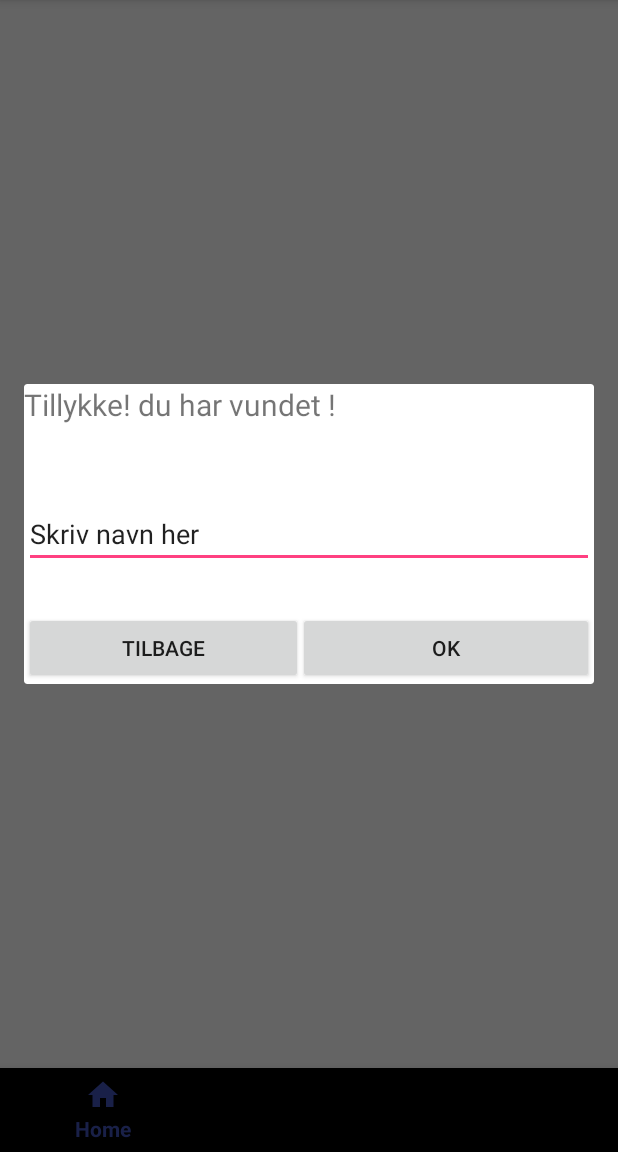
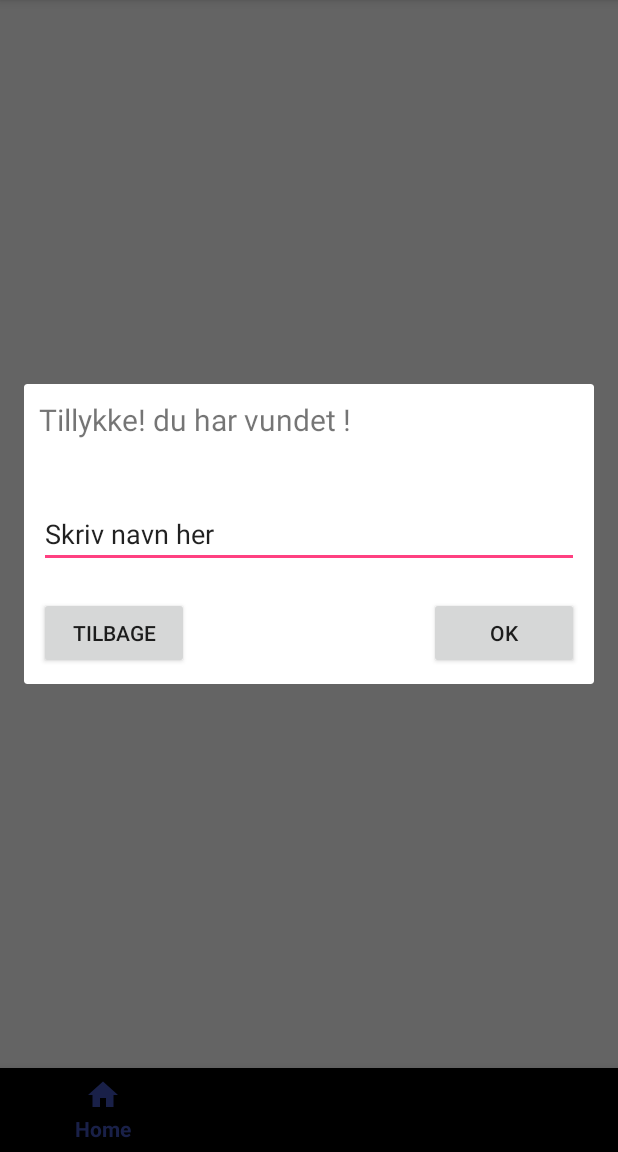
Before and after one commit to alkj/galge, an Android app: the fragment Dialog placed in its activity, on a phone screen of 412 x 824 dp, the part 84-1236 px from its top. Run offline under Robolectric (Android 15) with nearby library versions, the phone set to English and light mode, and no system bars; network calls fail.

Commit message:
Dialog virker highscore bliver sendt og modtaget

```diff
--- a/app/src/main/java/com/example/admin/galge/Dialog.java
+++ b/app/src/main/java/com/example/admin/galge/Dialog.java
@@ -1,19 +1,22 @@
 package com.example.admin.galge;
 
 import android.content.DialogInterface;
+import android.content.Context;
 import android.os.Bundle;
 import android.support.annotation.NonNull;
 import android.support.annotation.Nullable;
+
 import android.support.v4.app.DialogFragment;
-import android.support.v4.app.Fragment;
 import android.view.LayoutInflater;
 import android.view.View;
 import android.view.ViewGroup;
 import android.widget.Button;
 import android.widget.EditText;
+import android.widget.TextView;
 
 public class Dialog extends DialogFragment implements View.OnClickListener {
-    private String TAG = "Dialog";
+
+    private static final String TAG = "Dialog";
 
     public OnInputSelected onInputSelected;
 
@@ -21,24 +24,21 @@ public class Dialog extends DialogFragment implements View.OnClickListener {
         void sendInput(String input);
     }
 
-    private EditText editTextInputDialog;
+    public EditText editTextInputDialog;
     private Button buttonOKDialog, buttonBackDialog;
 
     @Nullable
     @Override
     public View onCreateView(@NonNull LayoutInflater inflater, @Nullable ViewGroup container, @Nullable Bundle savedInstanceState) {
 
-        //View view = super.onInflate(inflater, container, savedInstanceState);
-
         View view = inflater.inflate(R.layout.dialog, container, false);
 
-        editTextInputDialog = (EditText) view.findViewById(R.id.editTextDialogName);
-        buttonOKDialog = (Button) view.findViewById(R.id.buttonDialogOK);
-        buttonBackDialog = (Button) view.findViewById(R.id.buttonDialogBack);
+        editTextInputDialog = view.findViewById(R.id.editTextDialogName);
+        buttonOKDialog = view.findViewById(R.id.buttonDialogOK);
+        buttonBackDialog = view.findViewById(R.id.buttonDialogBack);
 
         buttonOKDialog.setOnClickListener(this);
         buttonBackDialog.setOnClickListener(this);
-
 
         return view;
     }
@@ -49,10 +49,11 @@ public class Dialog extends DialogFragment implements View.OnClickListener {
 
         if (v == buttonOKDialog) {
             if (!editTextInputDialog.equals("")) {
-                Play play = (Play) getActivity().getSupportFragmentManager().findFragmentByTag("play");
-                play.setWinnerName(editTextInputDialog.getText().toString());
+                Play play = (Play) getActivity().getSupportFragmentManager().findFragmentById(R.id.fragment_container);
+                String input = editTextInputDialog.getText().toString();
+                play.sendInput(input);
+                getDialog().dismiss();
             }
-            getDialog().dismiss();
 
         }
 
@@ -62,5 +63,4 @@ public class Dialog extends DialogFragment implements View.OnClickListener {
 
     }
 
-
 }
--- a/app/src/main/java/com/example/admin/galge/GalgeLogik.java
+++ b/app/src/main/java/com/example/admin/galge/GalgeLogik.java
@@ -171,11 +171,7 @@ public class GalgeLogik {
                 replaceAll(" [a-zæøå] ", " "). // fjern 1-bogstavsord
                 replaceAll(" [a-zæøå][a-zæøå] ", " "); // fjern 2-bogstavsord
 
-        //System.out.println("data = " + data);
-        //System.out.println("data = " + Arrays.asList(data.split("\\s+")));
-
         System.out.println("muligeOrd = " + muligeOrd);
-        //nulstil();
         return data;
     }
 
--- a/app/src/main/res/layout/dialog.xml
+++ b/app/src/main/res/layout/dialog.xml
@@ -1,19 +1,16 @@
 <?xml version="1.0" encoding="utf-8"?>
-<android.support.constraint.ConstraintLayout xmlns:android="http://schemas.android.com/apk/res/android"
+<RelativeLayout xmlns:android="http://schemas.android.com/apk/res/android"
     xmlns:app="http://schemas.android.com/apk/res-auto"
     xmlns:tools="http://schemas.android.com/tools"
     android:id="@+id/relativeLayout3"
     android:layout_width="match_parent"
     android:layout_height="match_parent"
-    tools:layout_editor_absoluteY="81dp">
+    tools:context=".MainActivity">
 
     <RelativeLayout
-        android:id="@+id/relativeLayout4"
         android:layout_width="match_parent"
         android:layout_height="200dp"
-        app:layout_constraintEnd_toEndOf="parent"
-        app:layout_constraintStart_toStartOf="parent"
-        app:layout_constraintTop_toTopOf="parent">
+        android:padding="10dp">
 
         <TextView
             android:id="@+id/textViewDialog"
@@ -24,16 +21,15 @@
 
         <Button
             android:id="@+id/buttonDialogOK"
-            android:layout_width="197dp"
             android:layout_height="wrap_content"
+            android:layout_width="100dp"
             android:layout_alignParentRight="true"
             android:layout_alignParentBottom="true"
-
             android:text="OK" />
 
         <Button
             android:id="@+id/buttonDialogBack"
-            android:layout_width="186dp"
+            android:layout_width="100dp"
             android:layout_height="wrap_content"
             android:layout_alignParentLeft="true"
             android:layout_alignParentBottom="true"
@@ -51,4 +47,4 @@
     </RelativeLayout>
 
 
-</android.support.constraint.ConstraintLayout>
+</RelativeLayout>
```
Also changed, not shown: app/src/main/java/com/example/admin/galge/Play.java (+30 -17 lines).
